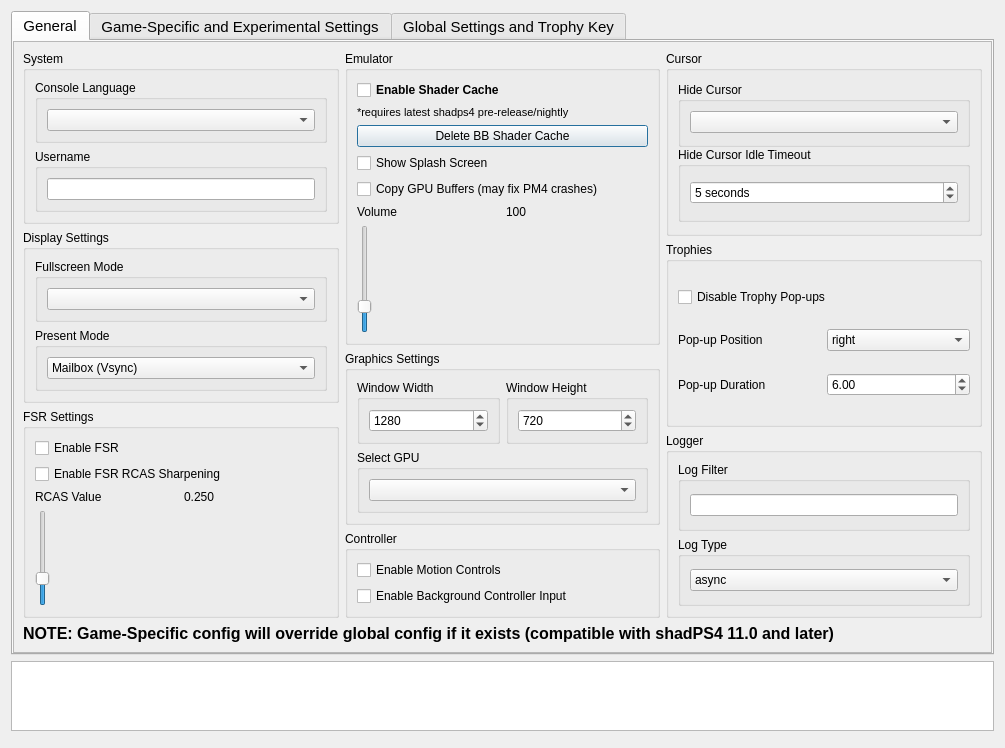
Above: settings/ShadSettings.ui from rainmakerv3/BB_Launcher before the change. Below: the same form after it.
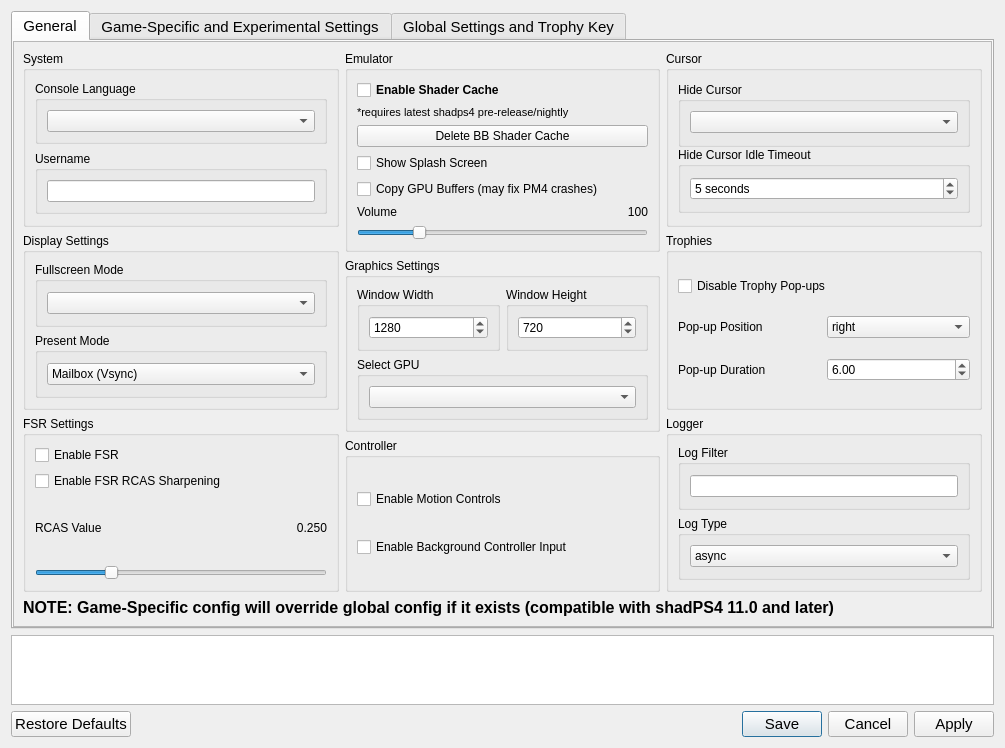
That is the form after the change. The open tabs and pages were chosen to show the change. Icons and pictures are not drawn.

Commit message: try to fix crash (qt designer problem)

```diff
--- a/settings/ShadSettings.ui
+++ b/settings/ShadSettings.ui
@@ -230,6 +230,9 @@
                    <property name="text">
                     <string>0.250</string>
                    </property>
+                   <property name="alignment">
+                    <set>Qt::AlignmentFlag::AlignRight|Qt::AlignmentFlag::AlignTrailing|Qt::AlignmentFlag::AlignVCenter</set>
+                   </property>
                   </widget>
                  </item>
                 </layout>
@@ -242,6 +245,9 @@
                  <property name="value">
                   <number>250</number>
                  </property>
+                 <property name="orientation">
+                  <enum>Qt::Orientation::Horizontal</enum>
+                 </property>
                 </widget>
                </item>
               </layout>
@@ -333,6 +339,9 @@
                    <property name="text">
                     <string>100</string>
                    </property>
+                   <property name="alignment">
+                    <set>Qt::AlignmentFlag::AlignRight|Qt::AlignmentFlag::AlignTrailing|Qt::AlignmentFlag::AlignVCenter</set>
+                   </property>
                   </widget>
                  </item>
                 </layout>
@@ -345,6 +354,9 @@
                  <property name="value">
                   <number>100</number>
                  </property>
+                 <property name="orientation">
+                  <enum>Qt::Orientation::Horizontal</enum>
+                 </property>
                 </widget>
                </item>
               </layout>
@@ -583,6 +595,9 @@
                     <property name="frame">
                      <bool>true</bool>
                     </property>
+                    <property name="alignment">
+                     <set>Qt::AlignmentFlag::AlignLeading|Qt::AlignmentFlag::AlignLeft|Qt::AlignmentFlag::AlignVCenter</set>
+                    </property>
                     <property name="buttonSymbols">
                      <enum>QAbstractSpinBox::UpDownArrows</enum>
                     </property>
@@ -1114,7 +1129,7 @@
    <item>
     <widget class="QDialogButtonBox" name="buttonBox">
      <property name="standardButtons">
-      <set>QDialogButtonBox::NoButton</set>
+      <set>QDialogButtonBox::StandardButton::Apply|QDialogButtonBox::StandardButton::Cancel|QDialogButtonBox::StandardButton::RestoreDefaults|QDialogButtonBox::StandardButton::Save</set>
      </property>
     </widget>
    </item>
```
Left out of the diff: 18 changed lines with no effect on the pictures.
